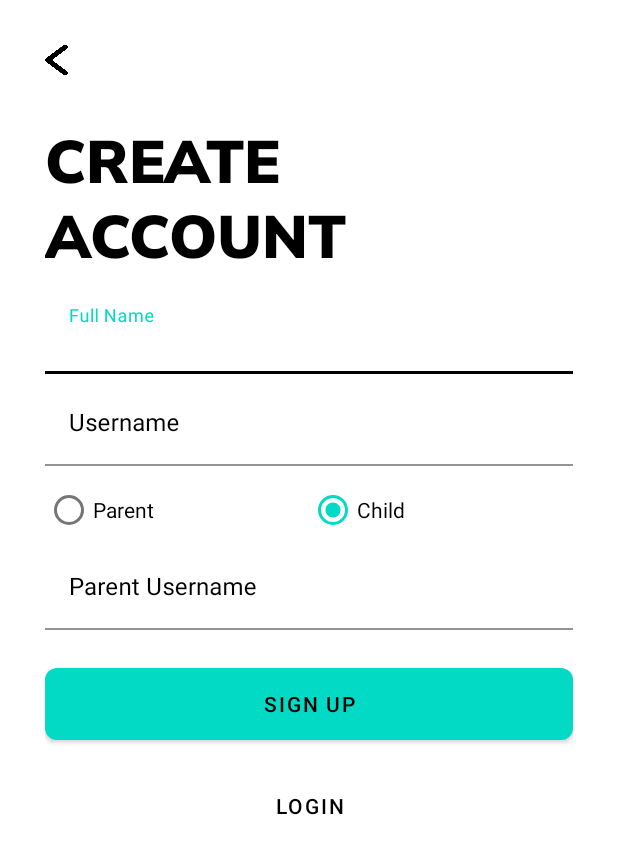
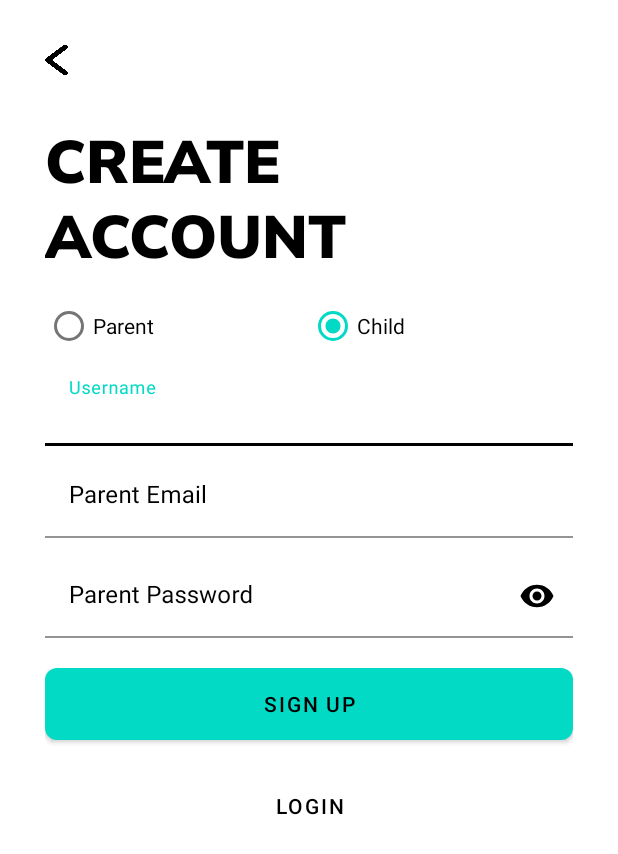
Before and after one commit to JashanChahal/ChildControlApp, an Android app: the Register screen opened directly, with no data from a screen before it, after a tap on "Child", on a phone screen of 412 x 824 dp. Shown: the top 854 px of the screen. Run offline under Robolectric (Android 15) with nearby library versions, the phone set to English and light mode, and no system bars; our stand-ins replace Firebase (no records; nobody signed in at launch, a user with empty details on screens opened directly); 1 other tap on this screen came first.

Commit message:
integrated firebase and completed registeration

```diff
--- a/app/build.gradle
+++ b/app/build.gradle
@@ -1,5 +1,6 @@
 plugins {
     id 'com.android.application'
+    id 'com.google.gms.google-services'
 }
 
 android {
@@ -35,8 +36,12 @@ dependencies {
     implementation 'androidx.constraintlayout:constraintlayout:2.0.4'
     implementation 'androidx.wear:wear:1.0.0'
     implementation 'com.google.android.material:material:1.1.0'
+    implementation 'com.google.firebase:firebase-database:19.2.1'
+    implementation 'com.google.firebase:firebase-auth:19.2.0'
     testImplementation 'junit:junit:4.+'
     androidTestImplementation 'androidx.test.ext:junit:1.1.2'
     androidTestImplementation 'androidx.test.espresso:espresso-core:3.3.0'
     compileOnly 'com.google.android.wearable:wearable:2.6.0'
+    implementation platform('com.google.firebase:firebase-bom:26.3.0')
+    implementation 'com.google.firebase:firebase-database-ktx'
 }
--- a/app/src/main/AndroidManifest.xml
+++ b/app/src/main/AndroidManifest.xml
@@ -11,7 +11,8 @@
         android:roundIcon="@mipmap/ic_launcher_round"
         android:supportsRtl="true"
         android:theme="@style/Theme.ChildControlApp">
-        <activity android:name=".common.Register"></activity>
+        <activity android:name=".parent.ParentHomepage"></activity>
+        <activity android:name=".common.Register" />
         <activity android:name=".common.Login" />
         <activity android:name=".StartUp">
             <intent-filter>
--- a/app/src/main/java/com/jashan/child_control_app/common/Register.java
+++ b/app/src/main/java/com/jashan/child_control_app/common/Register.java
@@ -1,32 +1,60 @@
 package com.jashan.child_control_app.common;
 
+import androidx.annotation.NonNull;
 import androidx.appcompat.app.AppCompatActivity;
 
+import android.content.Intent;
 import android.os.Bundle;
+import android.util.Log;
 import android.view.View;
+import android.widget.EditText;
+import android.widget.ProgressBar;
 import android.widget.RadioButton;
 import android.widget.RadioGroup;
+import android.widget.TextView;
+import android.widget.Toast;
 
+import com.google.android.gms.tasks.OnCompleteListener;
+import com.google.android.gms.tasks.OnSuccessListener;
+import com.google.android.gms.tasks.Task;
+import com.google.android.material.textfield.TextInputEditText;
 import com.google.android.material.textfield.TextInputLayout;
+import com.google.firebase.auth.AuthResult;
+import com.google.firebase.auth.FirebaseAuth;
+import com.google.firebase.auth.FirebaseUser;
+import com.google.firebase.database.DatabaseReference;
+import com.google.firebase.database.FirebaseDatabase;
 import com.jashan.child_control_app.R;
 import com.jashan.child_control_app.StartUp;
+import com.jashan.child_control_app.modal.Child;
+import com.jashan.child_control_app.modal.Parent;
+import com.jashan.child_control_app.modal.User;
+import com.jashan.child_control_app.parent.ParentHomepage;
 import com.jashan.child_control_app.utils.ActivityTransition;
+import com.jashan.child_control_app.utils.TextValidator;
 
 import java.util.ArrayList;
+import java.util.HashMap;
 import java.util.List;
+import java.util.Map;
+import java.util.regex.Matcher;
+import java.util.regex.Pattern;
 
 public class Register extends AppCompatActivity {
-    List<TextInputLayout> parentFormElements;
-    List<TextInputLayout> childFormElements;
-    RadioButton radioParent;
-    RadioButton radiochild;
-    RadioGroup radioGroup;
+    private List<TextInputLayout> parentFormElements;
+    private List<TextInputLayout> childFormElements;
+    private Map<String, TextInputLayout> formElements;
+    private RadioButton radioParent;
+    private RadioButton radiochild;
+    private RadioGroup radioGroup;
+    private FirebaseAuth mAuth;
+    private DatabaseReference mDatabase;
 
     @Override
     protected void onCreate(Bundle savedInstanceState) {
         super.onCreate(savedInstanceState);
         setContentView(R.layout.activity_register);
-
+        setFormElements();
         setParentFormElements();
         setChildFormElements();
 
@@ -34,6 +62,165 @@ public class Register extends AppCompatActivity {
         radiochild = (RadioButton) findViewById(R.id.radiochild);
         radioGroup = (RadioGroup) findViewById(R.id.radioparentchild);
 
+        validateListeners();
+
+        mAuth = FirebaseAuth.getInstance();
+
+    }
+
+    private void validateListeners() {
+        addEmailListener(formElements.get("EMAIL"));
+        addEmailListener(formElements.get("PARENT_EMAIL"));
+        addValidateListener(formElements.get("PASSWORD"), 5, "Password");
+        addValidateListener(formElements.get("PARENT_PASSWORD"), 5, "Password");
+        addMatchPasswordListener(formElements.get("CONFIRM_PASSWORD"));
+    }
+
+    public void addEmailListener(TextInputLayout emailTextLayout) {
+        String emailRegex = "^(.+)@(.+)$";
+        Pattern emailPattern = Pattern.compile(emailRegex);
+        emailTextLayout.getEditText().addTextChangedListener(new TextValidator(emailTextLayout.getEditText(), emailTextLayout) {
+            @Override
+            public void validate(TextInputLayout layout, String text) {
+                Matcher matcher = emailPattern.matcher(text);
+                if (matcher.matches()) {
+                    layout.setError(null);
+                } else {
+                    layout.setErrorEnabled(false);
+                }
+            }
+        });
+    }
+
+    public void addValidateListener(TextInputLayout userNameTextLayout, int minimumCharacter, String nameOfLayout) {
+        userNameTextLayout.getEditText().addTextChangedListener(new TextValidator(userNameTextLayout.getEditText(), userNameTextLayout) {
+            @Override
+            public void validate(TextInputLayout layout, String text) {
+                if (text == null || text.length() < minimumCharacter) {
+                    layout.setError(nameOfLayout + " should be atleast " + minimumCharacter + " character long");
+                } else {
+                    layout.setErrorEnabled(false);
+                }
+            }
+        });
+    }
+
+    public void addMatchPasswordListener(TextInputLayout confirmPasswordTextLayout) {
+        confirmPasswordTextLayout.getEditText().addTextChangedListener(new TextValidator(confirmPasswordTextLayout.getEditText(), confirmPasswordTextLayout) {
+            @Override
+            public void validate(TextInputLayout layout, String text) {
+                String match = formElements.get("PASSWORD").getEditText().getText().toString();
+                if (text == null || !text.equals(match)) {
+                    layout.setError("Password donot match");
+                } else {
+                    layout.setErrorEnabled(false);
+                }
+            }
+        });
+    }
+
+    public void registerUser(View view) {
+
+        if (!isSelected(radiochild) && !isSelected(radioParent)) {
+            radiochild.setError("Select an Item");
+            return;
+        }
+
+        InputData inputData;
+
+        if (isSelected(radioParent)) {
+            inputData = new InputData(true);
+
+        } else {
+            inputData = new InputData(false);
+
+        }
+
+        if (!inputData.verifyInputData()) {
+            Log.v("VERIFIED", "Data not verified");
+            return;
+        }
+
+        if (inputData.isParent()) {
+            registerUserAndRedirect(inputData.getEmail(), inputData.getPassword(), inputData.getUserName());
+        } else {
+            registerChild(inputData.getParentEmail(), inputData.getParentPassword(), inputData.getUserName());
+        }
+
+    }
+
+    private void registerUserAndRedirect(String email, String password, String userName) {
+        ProgressBar progressBar = findViewById(R.id.progressBar);
+        progressBar.setVisibility(View.VISIBLE);
+        mAuth.createUserWithEmailAndPassword(email, password)
+                .addOnCompleteListener(this, new OnCompleteListener<AuthResult>() {
+                    @Override
+                    public void onComplete(@NonNull Task<AuthResult> task) {
+                        progressBar.setVisibility(View.GONE);
+                        if (task.isSuccessful()) {
+                            FirebaseUser user = mAuth.getCurrentUser();
+                            writeNewUser(user.getUid(), userName, email);
+                            Intent intent = new Intent(Register.this, ParentHomepage.class);
+                            intent.putExtra("USER_ID", user.getUid());
+                            startActivity(intent);
+                        } else {
+                            Toast.makeText(Register.this, "failed", Toast.LENGTH_LONG).show();
+
+                        }
+                    }
+                });
+
+    }
+
+    public void writeNewUser(String userId, String name, String email) {
+        mDatabase = FirebaseDatabase.getInstance().getReference();
+        User user = new Parent(name, email);
+        mDatabase.child("users").child(userId).setValue(user);
+    }
+
+    private void registerChild(String parentEmail, String parentPassword, String childName) {
+        ProgressBar progressBar = findViewById(R.id.progressBar);
+        progressBar.setVisibility(View.VISIBLE);
+
+        mAuth.signInWithEmailAndPassword(parentEmail, parentPassword).addOnCompleteListener(this,
+                new OnCompleteListener<AuthResult>() {
+                    @Override
+                    public void onComplete(@NonNull Task<AuthResult> task) {
+                        progressBar.setVisibility(View.GONE);
+
+                        if (task.isSuccessful()) {
+                            FirebaseUser user = mAuth.getCurrentUser();
+                            addChildToParent(user.getUid(), childName, parentEmail);
+                        } else {
+                            Toast.makeText(Register.this, "Email or Password is wrong", Toast.LENGTH_LONG).show();
+                        }
+                    }
+                });
+    }
+
+    private void addChildToParent(String uid, String childName, String parentEmail) {
+        mDatabase = FirebaseDatabase.getInstance().getReference();
+        Map<String, Object> update = new HashMap<>();
+        update.put("/users/" + uid + "/children/" + childName + "/parent", uid);
+        mDatabase.updateChildren(update);
+
+    }
+
+    private void setFormElements() {
+        formElements = new HashMap<>();
+        TextInputLayout emailTextLayout = (TextInputLayout) findViewById(R.id.email);
+        TextInputLayout passwordTextLayout = (TextInputLayout) findViewById(R.id.parent_register_password);
+        TextInputLayout confirmPasswordTextLayout = (TextInputLayout) findViewById(R.id.parent_register_confirmpassword);
+        TextInputLayout userNameTextLayout = (TextInputLayout) findViewById(R.id.username);
+        TextInputLayout parentEmail = findViewById(R.id.parent_email);
+        TextInputLayout parentPassword = findViewById(R.id.child_register_password);
+
+        formElements.put("EMAIL", emailTextLayout);
+        formElements.put("PASSWORD", passwordTextLayout);
+        formElements.put("CONFIRM_PASSWORD", confirmPasswordTextLayout);
+        formElements.put("USER_NAME", userNameTextLayout);
+        formElements.put("PARENT_EMAIL", parentEmail);
+        formElements.put("PARENT_PASSWORD", parentPassword);
     }
 
     // Form elements that will appear when a parent fills the form
@@ -41,17 +228,20 @@ public class Register extends AppCompatActivity {
         parentFormElements = new ArrayList<>();
         TextInputLayout password = findViewById(R.id.parent_register_password);
         TextInputLayout confirmPassword = findViewById(R.id.parent_register_confirmpassword);
-
+        TextInputLayout email = findViewById(R.id.email);
         parentFormElements.add(password);
         parentFormElements.add(confirmPassword);
+        parentFormElements.add(email);
     }
 
     // Form element that will appear when form is filled on child's phone
     private void setChildFormElements() {
         childFormElements = new ArrayList<>();
-        TextInputLayout parentUsername = findViewById(R.id.parent_username);
+        TextInputLayout parentEmail = findViewById(R.id.parent_email);
+        TextInputLayout parentPassword = findViewById(R.id.child_register_password);
 
-        childFormElements.add(parentUsername);
+        childFormElements.add(parentEmail);
+        childFormElements.add(parentPassword);
     }
 
     public void goBackToStartUp(View view) {
@@ -69,6 +259,7 @@ public class Register extends AppCompatActivity {
     }
 
     public void renderForm(View view) {
+        radiochild.setError(null);
         if (isSelected(radioParent)) {
             setFormElementsVisibility(parentFormElements, View.VISIBLE);
             setFormElementsVisibility(childFormElements, View.GONE);
@@ -95,4 +286,78 @@ public class Register extends AppCompatActivity {
     private RadioButton getSelectedRadioButton(RadioGroup radioGroup) {
         return (RadioButton) findViewById(radioGroup.getCheckedRadioButtonId());
     }
+
+    private class InputData {
+        private boolean isParent;
+        private TextInputLayout emailTextLayout;
+        private TextInputLayout passwordTextLayout;
+        private TextInputLayout confirmPasswordTextLayout;
+        private TextInputLayout userNameTextLayout;
+        private TextInputLayout parentEmailTextLayout;
+        private TextInputLayout parentPasswordTextLayout;
+
+        public InputData(boolean isParent) {
+            this.isParent = isParent;
+            this.emailTextLayout = (TextInputLayout) findViewById(R.id.email);
+            this.passwordTextLayout = (TextInputLayout) findViewById(R.id.parent_register_password);
+            this.confirmPasswordTextLayout = (TextInputLayout) findViewById(R.id.parent_register_confirmpassword);
+            this.userNameTextLayout = (TextInputLayout) findViewById(R.id.username);
+            this.parentEmailTextLayout = (TextInputLayout) findViewById(R.id.parent_email);
+            this.parentPasswordTextLayout = findViewById(R.id.child_register_password);
+
+        }
+
+        public boolean verifyInputData() {
+            boolean isVerified = true;
+
+            if (emailTextLayout.isErrorEnabled()
+                    || (isParent() && passwordTextLayout.isErrorEnabled())
+                    || (isParent() && confirmPasswordTextLayout.isErrorEnabled())
+                    || userNameTextLayout.isErrorEnabled()
+                    || (isChild() && parentEmailTextLayout.isErrorEnabled()
+                    || (isChild() && parentPasswordTextLayout.isErrorEnabled())
+            )
+            ) {
+                isVerified = false;
+            }
+
+            return isVerified;
+        }
+
+
+        boolean isChild() {
+            return !isParent;
+        }
+
+        boolean isParent() {
+            return this.isParent;
+        }
+
+        public String getUserName() {
+            return userNameTextLayout.getEditText().getText().toString();
+        }
+
+        public String getEmail() {
+            return emailTextLayout.getEditText().getText().toString();
+        }
+
+        public String getPassword() {
+            return isParent() ? passwordTextLayout.getEditText().getText().toString() : null;
+
+        }
+
+        public String getConfirmPassword() {
+            return isChild() ? confirmPasswordTextLayout.getEditText().getText().toString() : null;
+
+        }
+
+        public String getParentEmail() {
+            return isChild() ? parentEmailTextLayout.getEditText().getText().toString() : null;
+        }
+
+        public String getParentPassword() {
+            return isChild() ? parentPasswordTextLayout.getEditText().getText().toString() : null;
+        }
+
+    }
 }
--- /dev/null
+++ b/app/src/main/java/com/jashan/child_control_app/modal/User.java
@@ -0,0 +1,6 @@
+package com.jashan.child_control_app.modal;
+
+public interface User {
+    public String getUserName();
+    public String getUserEmail();
+}
--- /dev/null
+++ b/app/src/main/java/com/jashan/child_control_app/utils/TextValidator.java
@@ -0,0 +1,30 @@
+package com.jashan.child_control_app.utils;
+
+import android.text.Editable;
+import android.text.TextWatcher;
+import android.widget.TextView;
+
+import com.google.android.material.textfield.TextInputLayout;
+
+public abstract class TextValidator implements TextWatcher {
+    private final TextView textView;
+    private final TextInputLayout textInputLayout;
+    public TextValidator(TextView textView, TextInputLayout textInputLayout) {
+        this.textView = textView;
+        this.textInputLayout = textInputLayout;
+    }
+
+    public abstract void validate(TextInputLayout textInputLayout , String text );
+
+    @Override
+    final public void afterTextChanged(Editable s) {
+        String text = textView.getText().toString();
+        validate(textInputLayout, text);
+    }
+
+    @Override
+    final public void beforeTextChanged(CharSequence s, int start, int count, int after) { /* Don't care */ }
+
+    @Override
+    final public void onTextChanged(CharSequence s, int start, int before, int count) { /* Don't care */ }
+}
--- a/app/src/main/res/layout/activity_register.xml
+++ b/app/src/main/res/layout/activity_register.xml
@@ -25,9 +25,8 @@
             android:layout_width="15dp"
             android:layout_height="20dp"
             android:background="@drawable/back_button"
-            android:padding="500dp"
             android:onClick="goBackToStartUp"
-            />
+            android:padding="500dp" />
 
         <TextView
             android:layout_width="wrap_content"
@@ -45,28 +44,32 @@
             android:layout_marginTop="10dp"
             android:orientation="vertical">
 
-            <com.google.android.material.textfield.TextInputLayout
+            <RadioGroup
+                android:id="@+id/radioparentchild"
                 android:layout_width="match_parent"
                 android:layout_height="wrap_content"
-                android:layout_marginBottom="5dp"
-                android:fontFamily="@font/muli_light"
-                android:hint="@string/enter_fullname"
-                android:textColorHint="@color/black"
-                app:boxStrokeColor="@color/black"
-                app:boxStrokeWidthFocused="2dp"
-                app:endIconMode="clear_text"
-                app:endIconTint="@color/black">
+                android:orientation="horizontal">
 
 
-                <com.google.android.material.textfield.TextInputEditText
-                    android:layout_width="match_parent"
+                <RadioButton
+                    android:id="@+id/radioparent"
+                    android:layout_width="0dp"
                     android:layout_height="match_parent"
-                    android:background="@color/white"
-                    android:inputType="text" />
+                    android:layout_weight="1"
+                    android:onClick="renderForm"
+                    android:text="@string/parent"></RadioButton>
 
-            </com.google.android.material.textfield.TextInputLayout>
+                <RadioButton
+                    android:id="@+id/radiochild"
+                    android:layout_width="0dp"
+                    android:layout_height="match_parent"
+                    android:layout_weight="1"
+                    android:onClick="renderForm"
+                    android:text="@string/child"></RadioButton>
+            </RadioGroup>
 
             <com.google.android.material.textfield.TextInputLayout
+                android:id="@+id/username"
                 android:layout_width="match_parent"
                 android:layout_height="wrap_content"
                 android:layout_marginBottom="5dp"
@@ -87,39 +90,13 @@
 
             </com.google.android.material.textfield.TextInputLayout>
 
-            <RadioGroup
-                android:id="@+id/radioparentchild"
-                android:layout_width="match_parent"
-                android:layout_height="wrap_content"
-                android:orientation="horizontal"
-                >
-
-
-                <RadioButton
-                    android:id="@+id/radioparent"
-                    android:layout_width="0dp"
-                    android:layout_weight="1"
-                    android:layout_height="match_parent"
-                     android:onClick="renderForm"
-                    android:text="@string/parent"></RadioButton>
-
-                <RadioButton
-                    android:id="@+id/radiochild"
-                    android:layout_width="0dp"
-                    android:layout_weight="1"
-                    android:layout_height="match_parent"
-                 android:text="@string/child"
-                    android:onClick="renderForm"
-                    ></RadioButton>
-            </RadioGroup>
-
             <com.google.android.material.textfield.TextInputLayout
-                android:id="@+id/parent_username"
+                android:id="@+id/email"
                 android:layout_width="match_parent"
                 android:layout_height="wrap_content"
                 android:layout_marginBottom="5dp"
                 android:fontFamily="@font/muli_light"
-                android:hint="@string/parent_username"
+                android:hint="@string/enter_email"
                 android:textColorHint="@color/black"
                 android:visibility="gone"
                 app:boxStrokeColor="@color/black"
@@ -132,7 +109,31 @@
                     android:layout_width="match_parent"
                     android:layout_height="match_parent"
                     android:background="@color/white"
-                    android:inputType="text"
+                    android:inputType="textEmailAddress" />
+
+            </com.google.android.material.textfield.TextInputLayout>
+
+
+            <com.google.android.material.textfield.TextInputLayout
+                android:id="@+id/parent_email"
+                android:layout_width="match_parent"
+                android:layout_height="wrap_content"
+                android:layout_marginBottom="5dp"
+                android:fontFamily="@font/muli_light"
+                android:hint="@string/parent_email"
+                android:textColorHint="@color/black"
+                android:visibility="gone"
+                app:boxStrokeColor="@color/black"
+                app:boxStrokeWidthFocused="2dp"
+                app:endIconMode="clear_text"
+                app:endIconTint="@color/black">
+
+
+                <com.google.android.material.textfield.TextInputEditText
+                    android:layout_width="match_parent"
+                    android:layout_height="match_parent"
+                    android:background="@color/white"
+                    android:inputType="textEmailAddress"
 
                     />
 
@@ -184,11 +185,34 @@
             </com.google.android.material.textfield.TextInputLayout>
 
 
+            <com.google.android.material.textfield.TextInputLayout
+                android:id="@+id/child_register_password"
+                android:layout_width="match_parent"
+                android:layout_height="wrap_content"
+                android:layout_marginTop="5dp"
+                android:fontFamily="@font/muli_light"
+                android:hint="@string/parent_password"
+                android:textColorHint="@color/black"
+                android:visibility="gone"
+                app:boxStrokeColor="@color/black"
+                app:boxStrokeWidthFocused="2dp"
+                app:endIconMode="password_toggle"
+                app:endIconTint="@color/black">
+
+                <com.google.android.material.textfield.TextInputEditText
+                    android:layout_width="match_parent"
+                    android:layout_height="match_parent"
+                    android:background="@color/white"
+                    android:inputType="textPassword" />
+
+            </com.google.android.material.textfield.TextInputLayout>
+
             <Button
                 android:layout_width="match_parent"
                 android:layout_height="wrap_content"
                 android:layout_marginTop="20dp"
                 android:background="@drawable/rounded_button"
+                android:onClick="registerUser"
                 android:text="@string/register"
                 android:textColor="@color/black"></Button>
 
@@ -200,10 +224,17 @@
                 android:layout_gravity="center"
                 android:layout_marginTop="20dp"
                 android:background="#00000000"
+                android:onClick="goToLogin"
                 android:text="@string/login"
-                android:textColor="@color/black"
-                android:onClick="goToLogin"
-                ></Button>
+                android:textColor="@color/black"></Button>
+
+            <ProgressBar
+                android:id="@+id/progressBar"
+                style="?android:attr/progressBarStyle"
+                android:layout_width="match_parent"
+                android:layout_height="wrap_content"
+                android:layout_marginTop="10dp"
+                android:visibility="gone" />
 
 
         </LinearLayout>
--- a/app/src/main/res/values/strings.xml
+++ b/app/src/main/res/values/strings.xml
@@ -11,7 +11,10 @@
     <string name="child">Child</string>
     <string name="enter_username">Username</string>
     <string name="parent_username">Parent Username</string>
+    <string name="parent_email">Parent Email</string>
     <string name="enter_password">Password</string>
+    <string name="parent_password">Parent Password</string>
+    <string name="enter_email">Email</string>
     <string name="confirm_password">Confirm Password</string>
     <string name="forget_password">Forgot Password</string>
     <string name="create_account">Create Account</string>
--- a/build.gradle
+++ b/build.gradle
@@ -6,6 +6,7 @@ buildscript {
     }
     dependencies {
         classpath "com.android.tools.build:gradle:4.1.1"
+        classpath 'com.google.gms:google-services:4.3.5'
 
         // NOTE: Do not place your application dependencies here; they belong
         // in the individual module build.gradle files
```
Also changed, not shown: app/src/main/java/com/jashan/child_control_app/modal/Child.java (added, +24 -0 lines), app/src/main/java/com/jashan/child_control_app/modal/Parent.java (added, +28 -0 lines), app/src/main/java/com/jashan/child_control_app/parent/ParentHomepage.java (added, +19 -0 lines), app/src/main/res/layout/activity_parent_homepage.xml (added, +18 -0 lines), gradle/wrapper/gradle-wrapper.properties, 1 other file.
